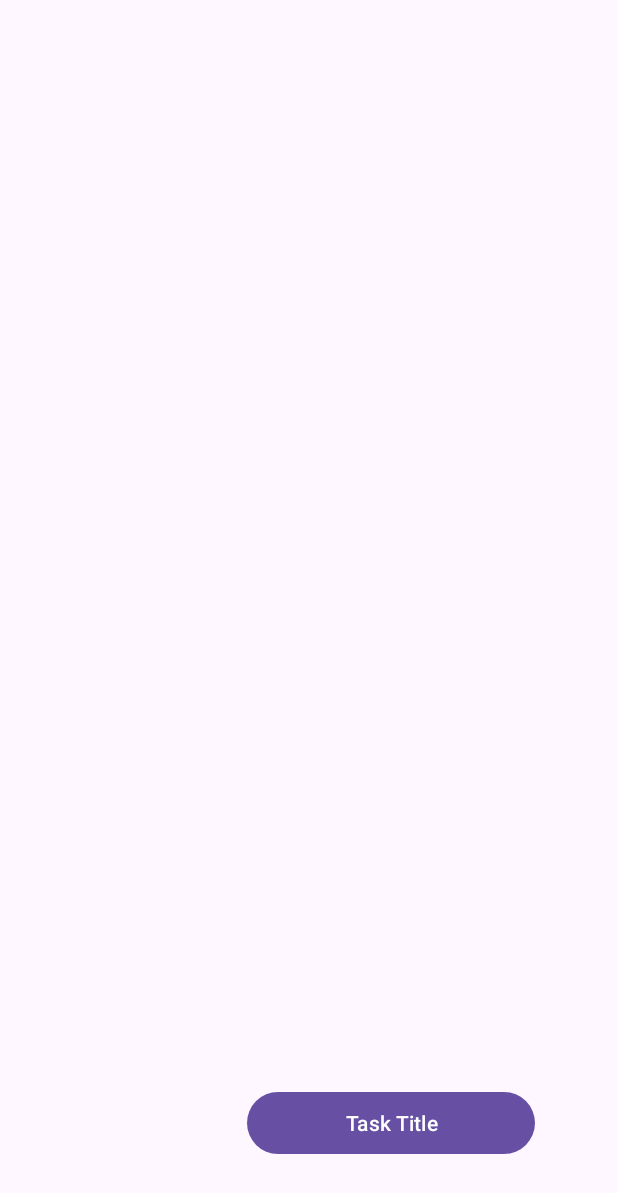
After one commit to dlewburg/taskMasterProject, an Android app: the fragment TaskListFragment shown on its own in the app's theme, on a phone screen of 412 x 824 dp. The commit adds this screen. Shown: the top 1193 px of the screen. Run offline under Robolectric (Android 15) with nearby library versions, the phone set to English and light mode, and no system bars.

Commit message:
completed lab further TS required

```diff
--- /dev/null
+++ b/app/src/main/java/com/dlewburg/taskmanagerandroid/fragments/TaskListFragment.java
@@ -0,0 +1,37 @@
+package com.dlewburg.taskmanagerandroid.fragments;
+
+import android.os.Bundle;
+
+import androidx.fragment.app.Fragment;
+
+import android.view.LayoutInflater;
+import android.view.View;
+import android.view.ViewGroup;
+
+import com.dlewburg.taskmanagerandroid.R;
+
+
+public class TaskListFragment extends Fragment {
+
+    public TaskListFragment() {
+        // Required empty public constructor
+    }
+
+    public static TaskListFragment newInstance(String param1, String param2) {
+        TaskListFragment fragment = new TaskListFragment();
+
+        return fragment;
+    }
+
+    @Override
+    public void onCreate(Bundle savedInstanceState) {
+        super.onCreate(savedInstanceState);
+
+    }
+
+    @Override
+    public View onCreateView(LayoutInflater inflater, ViewGroup container,
+                             Bundle savedInstanceState) {
+        return inflater.inflate(R.layout.fragment_task_list, container, false);
+    }
+}
--- /dev/null
+++ b/app/src/main/res/layout/fragment_task_list.xml
@@ -0,0 +1,26 @@
+<?xml version="1.0" encoding="utf-8"?>
+<androidx.constraintlayout.widget.ConstraintLayout xmlns:android="http://schemas.android.com/apk/res/android"
+    xmlns:app="http://schemas.android.com/apk/res-auto"
+    xmlns:tools="http://schemas.android.com/tools"
+    android:id="@+id/frameLayout"
+    android:layout_width="match_parent"
+    android:layout_height="match_parent"
+    tools:context=".fragments.TaskListFragment">
+
+    <!-- TODO: Update blank fragment layout -->
+
+    <Button
+        android:id="@+id/fragmentTaskListButton"
+        android:layout_width="192dp"
+        android:layout_height="49dp"
+        android:layout_marginStart="55dp"
+        android:layout_marginEnd="55dp"
+        android:text="@string/task_title"
+        app:layout_constraintBottom_toBottomOf="parent"
+        app:layout_constraintEnd_toEndOf="parent"
+        app:layout_constraintHorizontal_bias="1.0"
+        app:layout_constraintStart_toStartOf="parent"
+        app:layout_constraintTop_toTopOf="parent"
+        app:layout_constraintVertical_bias="0.935" />
+
+</androidx.constraintlayout.widget.ConstraintLayout>
--- a/app/src/main/res/values/strings.xml
+++ b/app/src/main/res/values/strings.xml
@@ -24,4 +24,6 @@
     <string name="finish_homework">Finish Homework</string>
     <string name="no_task_name">No Task</string>
     <string name="task_status">Task Status</string>
+    <!-- TODO: Remove or change this placeholder text -->
+    <string name="hello_blank_fragment">Hello blank fragment</string>
 </resources>
```
Also changed, not shown: app/src/main/java/com/dlewburg/taskmanagerandroid/MainActivity.java (+6 -10 lines), app/src/main/java/com/dlewburg/taskmanagerandroid/activities/TaskDetailsActivity.java (+0 -8 lines), app/src/main/java/com/dlewburg/taskmanagerandroid/adapters/TaskListRecyclerViewAdapter.java (+6 -5 lines), app/src/main/res/layout/activity_main.xml (+4 -4 lines).
